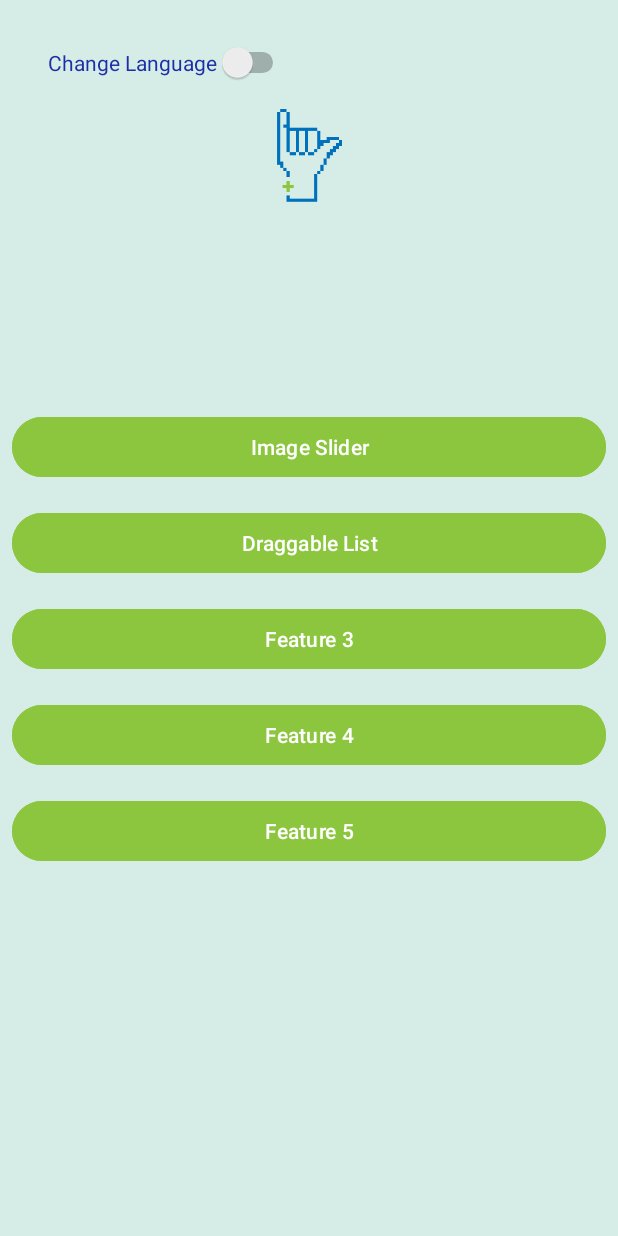
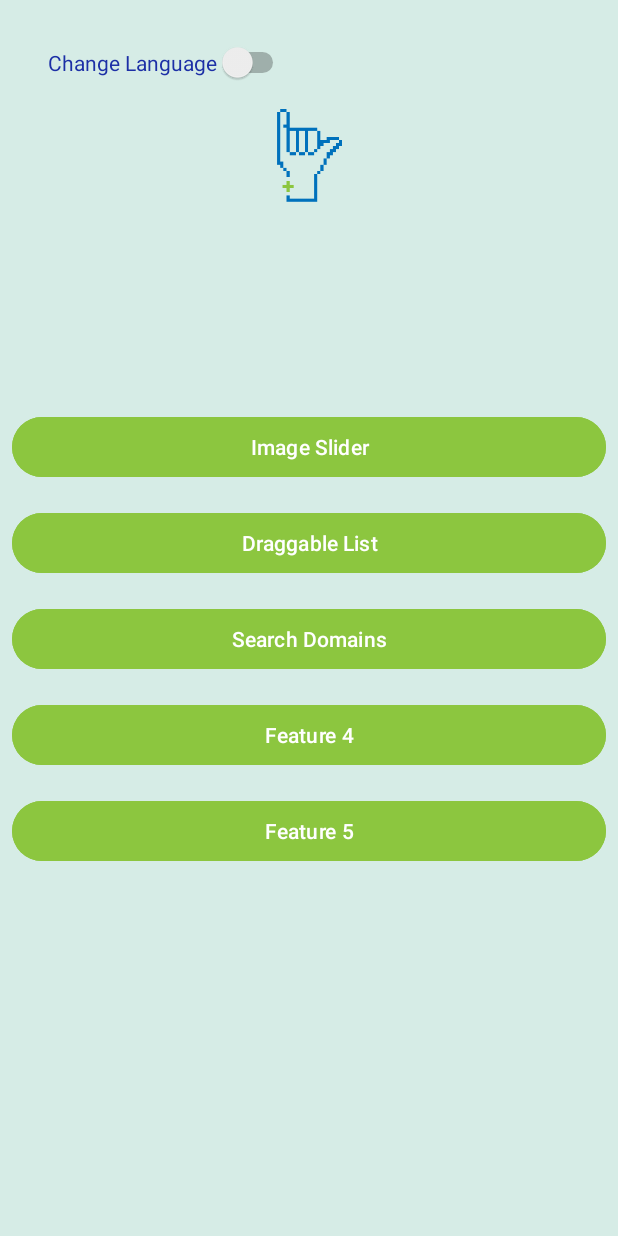
Before and after one commit to MohammedAsiri10/KotlinPracticeApp, an Android app: the screen it shows after launch (SecondActivity), on a phone screen of 412 x 824 dp. Run offline under Robolectric (Android 15) with nearby library versions, the phone set to English and light mode, and no system bars.

Commit message:
Added A Search Domain Button in the second activity

```diff
--- /dev/null
+++ b/app/src/main/java/com/example/springtrainingproject2/SearchDomainsActivity.kt
@@ -0,0 +1,4 @@
+package com.example.springtrainingproject2
+
+class SearchDomainsActivity {
+}
--- a/app/src/main/java/com/example/springtrainingproject2/SecondActivity.kt
+++ b/app/src/main/java/com/example/springtrainingproject2/SecondActivity.kt
@@ -15,7 +15,7 @@ class SecondActivity : AppCompatActivity() {
         setContentView(R.layout.activity_second)
         val imageSliderButton = getString(R.string.ImageSliderButton)
         val draggableListButton = getString(R.string.DraggableListButton)
-        val feature3 = getString(R.string.Feature3)
+        val SearchDomains = getString(R.string.SearchDomains)
         val feature4 = getString(R.string.Feature4)
         val feature5 = getString(R.string.Feature5)
         val languageSwitch = findViewById<Switch>(R.id.languageSwitch)
@@ -23,7 +23,7 @@ class SecondActivity : AppCompatActivity() {
         val buttonList = listOf(
             ButtonItem(imageSliderButton),
             ButtonItem(draggableListButton),
-            ButtonItem(feature3),
+            ButtonItem(SearchDomains),
             ButtonItem(feature4),
             ButtonItem(feature5)
         )
@@ -39,6 +39,9 @@ class SecondActivity : AppCompatActivity() {
                 }
                 imageSliderButton -> {
                     Intent(this, ImageSliderActivity::class.java)
+                }
+                SearchDomains -> {
+                    Intent(this, SearchDomainsActivity::class.java)
                 }
                 else -> {
                     Intent(this, FeatureActivity::class.java)
--- a/app/src/main/res/values/strings.xml
+++ b/app/src/main/res/values/strings.xml
@@ -6,7 +6,7 @@
     <string name="Selected">You selected:  %1$s</string>
     <string name="ImageSliderButton">Image Slider</string>
     <string name="DraggableListButton">Draggable List</string>
-    <string name="Feature3">Feature 3</string>
+    <string name="SearchDomains">Search Domains</string>
     <string name="Feature4">Feature 4</string>
     <string name="Feature5">Feature 5</string>
     <string name="LanguageChange">Change Language</string>
```
Also changed, not shown: 1 other file.
